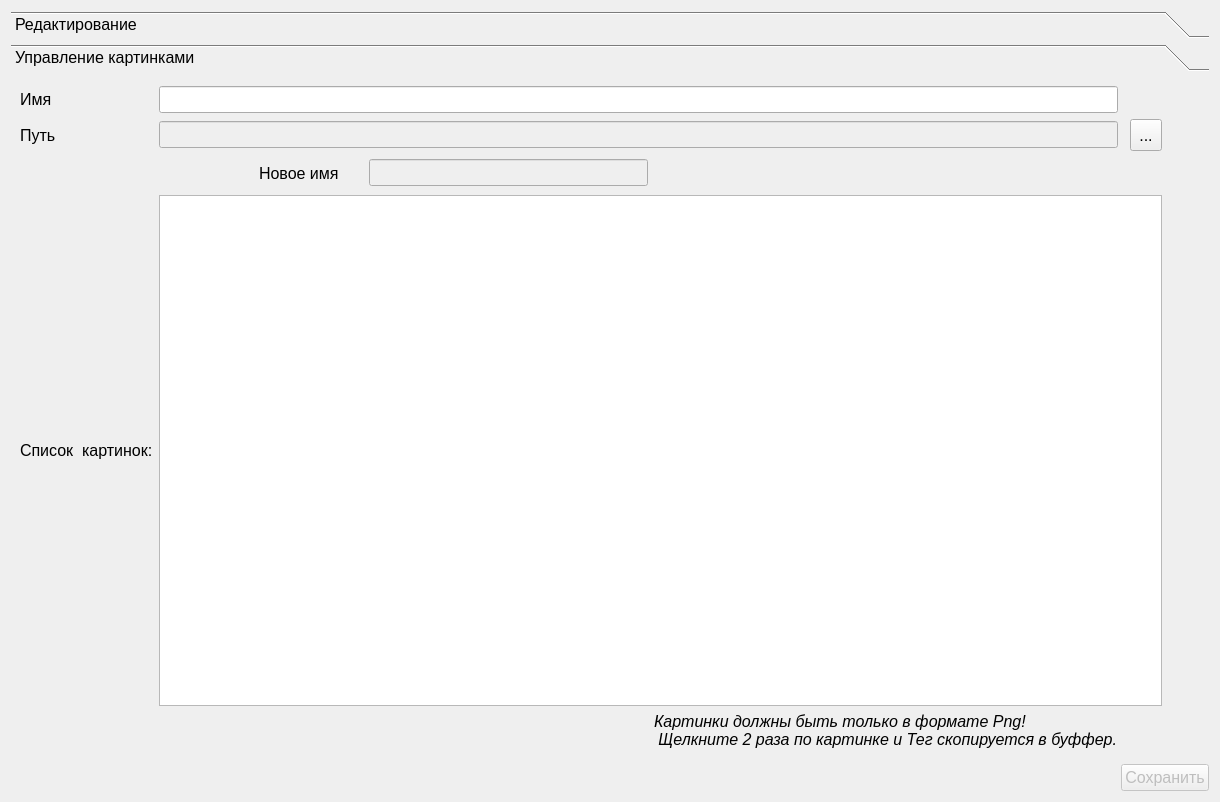
Before: the Qt Designer form plugins/texteditor/widgets/texteditor/editorform.ui in gen1izh/cpp, drawn with Qt 5.
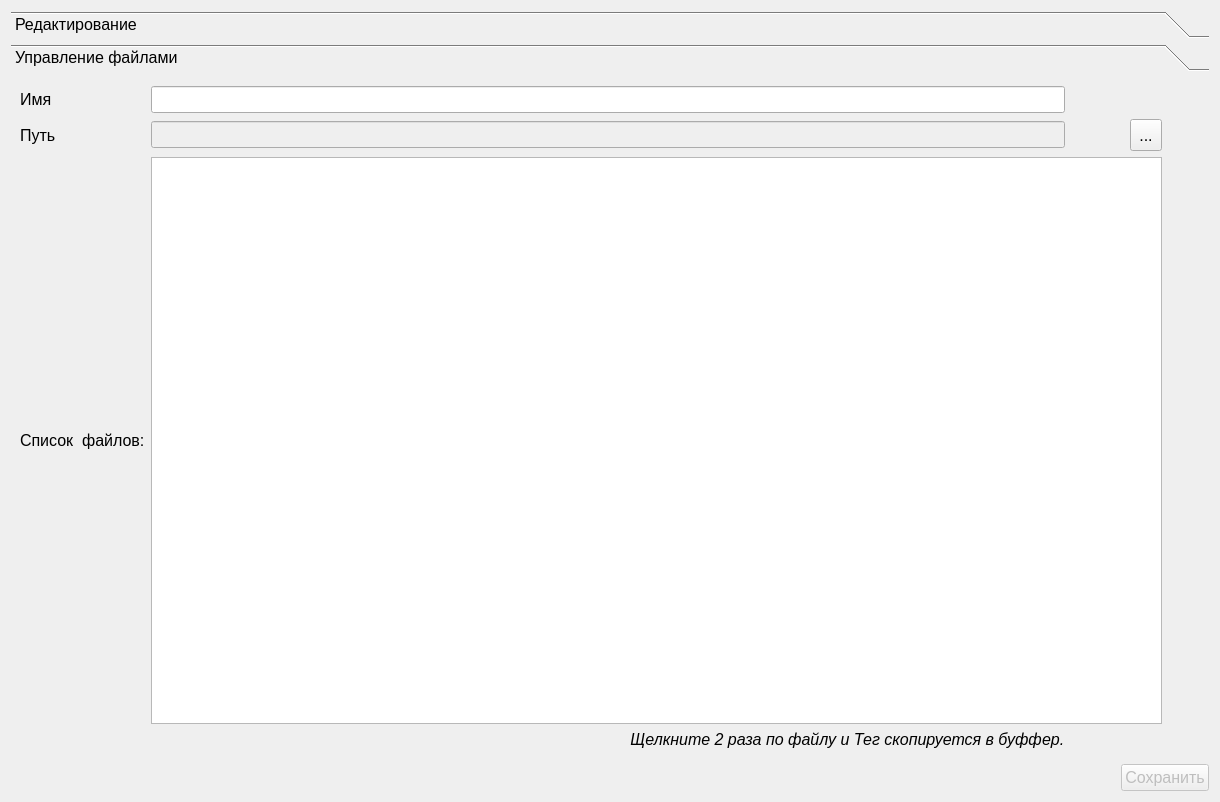
After: the same form once the commit is applied. Icons and pictures are not drawn.

```diff
--- a/plugins/texteditor/widgets/texteditor/editorform.ui
+++ b/plugins/texteditor/widgets/texteditor/editorform.ui
@@ -1027,47 +1027,9 @@
        </rect>
       </property>
       <attribute name="label">
-       <string>Управление картинками</string>
+       <string>Управление файлами</string>
       </attribute>
       <layout class="QGridLayout" name="gridLayout_2">
-       <item row="2" column="3">
-        <widget class="QPushButton" name="deleteImageButton">
-         <property name="minimumSize">
-          <size>
-           <width>32</width>
-           <height>32</height>
-          </size>
-         </property>
-         <property name="maximumSize">
-          <size>
-           <width>32</width>
-           <height>32</height>
-          </size>
-         </property>
-         <property name="cursor">
-          <cursorShape>PointingHandCursor</cursorShape>
-         </property>
-         <property name="toolTip">
-          <string>Удалить</string>
-         </property>
-         <property name="text">
-          <string/>
-         </property>
-         <property name="icon">
-          <iconset resource="../../../../klever/core/frameWork/resources/framework_resources.qrc">
-           <normaloff>:/images/raznoe31/raznoe31/48x48/118.png</normaloff>:/images/raznoe31/raznoe31/48x48/118.png</iconset>
-         </property>
-         <property name="iconSize">
-          <size>
-           <width>32</width>
-           <height>32</height>
-          </size>
-         </property>
-         <property name="flat">
-          <bool>true</bool>
-         </property>
-        </widget>
-       </item>
        <item row="0" column="0">
         <widget class="QLabel" name="label_2">
          <property name="text">
@@ -1075,16 +1037,6 @@
          </property>
         </widget>
        </item>
-       <item row="5" column="1" colspan="15">
-        <widget class="QListWidget" name="picturesList">
-         <property name="font">
-          <font>
-           <family>MS Shell Dlg 2</family>
-           <pointsize>12</pointsize>
-          </font>
-         </property>
-        </widget>
-       </item>
        <item row="1" column="0">
         <widget class="QLabel" name="label">
          <property name="text">
@@ -1092,7 +1044,10 @@
          </property>
         </widget>
        </item>
-       <item row="9" column="13">
+       <item row="0" column="1" colspan="9">
+        <widget class="QLineEdit" name="nameFileEdit"/>
+       </item>
+       <item row="8" column="9">
         <widget class="QLabel" name="infoLabel2">
          <property name="font">
           <font>
@@ -1100,22 +1055,28 @@
           </font>
          </property>
          <property name="text">
-          <string>Картинки должны быть только в формате Png!
- Щелкните 2 раза по картинке и Тег скопируется в буффер.</string>
+          <string> Щелкните 2 раза по файлу и Тег скопируется в буффер.</string>
          </property>
         </widget>
        </item>
-       <item row="0" column="1" colspan="13">
-        <widget class="QLineEdit" name="nameImageEdit"/>
-       </item>
-       <item row="1" column="1" colspan="13">
+       <item row="1" column="1" colspan="9">
         <widget class="QLineEdit" name="pathEdit">
          <property name="enabled">
           <bool>false</bool>
          </property>
         </widget>
        </item>
-       <item row="1" column="15">
+       <item row="4" column="1" colspan="11">
+        <widget class="QListWidget" name="picturesList">
+         <property name="font">
+          <font>
+           <family>MS Shell Dlg 2</family>
+           <pointsize>12</pointsize>
+          </font>
+         </property>
+        </widget>
+       </item>
+       <item row="1" column="11">
         <widget class="QToolButton" name="browselButton">
          <property name="minimumSize">
           <size>
@@ -1143,10 +1104,10 @@
          </property>
         </widget>
        </item>
-       <item row="5" column="0">
+       <item row="4" column="0">
         <widget class="QLabel" name="picturesListLabel">
          <property name="text">
-          <string>Список  картинок:</string>
+          <string>Список  файлов:</string>
          </property>
         </widget>
        </item>
@@ -1188,61 +1149,6 @@
          </property>
         </widget>
        </item>
-       <item row="2" column="2">
-        <widget class="QPushButton" name="editNameButton">
-         <property name="minimumSize">
-          <size>
-           <width>32</width>
-           <height>32</height>
-          </size>
-         </property>
-         <property name="maximumSize">
-          <size>
-           <width>32</width>
-           <height>32</height>
-          </size>
-         </property>
-         <property name="cursor">
-          <cursorShape>PointingHandCursor</cursorShape>
-         </property>
-         <property name="toolTip">
-          <string>Редактировать</string>
-         </property>
-         <property name="text">
-          <string/>
-         </property>
-         <property name="icon">
-          <iconset resource="../../../../klever/core/frameWork/resources/framework_resources.qrc">
-           <normaloff>:/images/raznoe31/raznoe31/48x48/13.png</normaloff>:/images/raznoe31/raznoe31/48x48/13.png</iconset>
-         </property>
-         <property name="iconSize">
-          <size>
-           <width>32</width>
-           <height>32</height>
-          </size>
-         </property>
-         <property name="checkable">
-          <bool>true</bool>
-         </property>
-         <property name="flat">
-          <bool>true</bool>
-         </property>
-        </widget>
-       </item>
-       <item row="2" column="7">
-        <widget class="QLabel" name="newNameLabel">
-         <property name="text">
-          <string>Новое имя</string>
-         </property>
-        </widget>
-       </item>
-       <item row="2" column="12">
-        <widget class="QLineEdit" name="newNameEdit">
-         <property name="enabled">
-          <bool>false</bool>
-         </property>
-        </widget>
-       </item>
       </layout>
      </widget>
     </widget>
```
Left out of the diff: 2 changed lines with no effect on the pictures.
